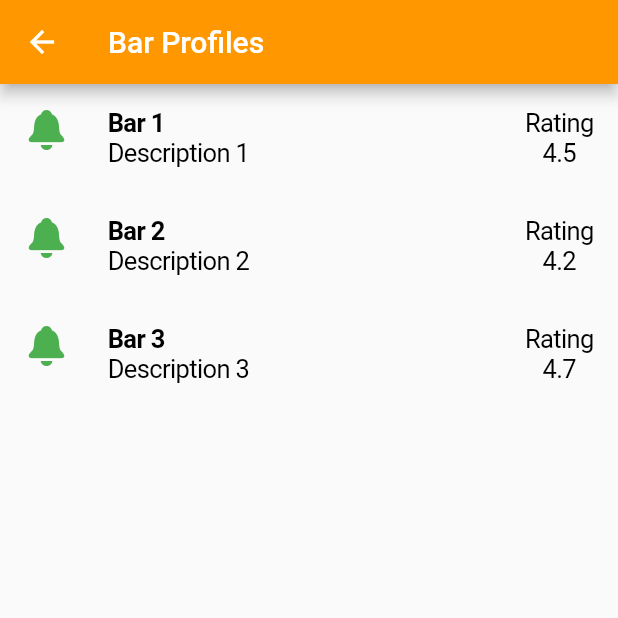
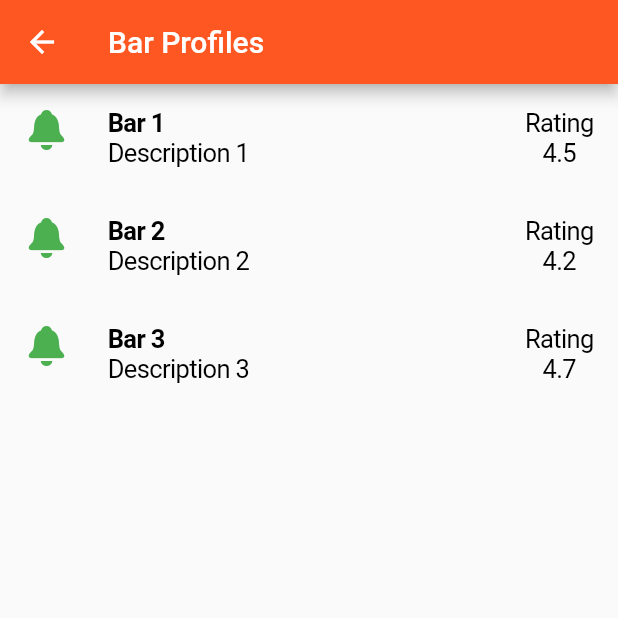
Before and after one commit to marekvoel/bhw, a Flutter app: the screen it shows after launch, after a tap on "Bar Profiles", on a phone screen of 412 x 824 dp, the top half of it. Run offline on Flutter 3.47's test engine with Material 2 defaults, Android fonts, the phone set to English and light mode, and no system bars; our stand-ins replace firebase_auth, firebase_core, webview_flutter; accounts and stored records are empty; network calls fail.

Commit message:
Add lib changes

```diff
--- /dev/null
+++ b/lib/bar_profile.dart
@@ -0,0 +1,14 @@
+import 'package:flutter/cupertino.dart';
+import 'package:flutter/material.dart';
+
+class BarProfile {
+  final String name;
+  final String description;
+  final num rating;
+
+  BarProfile({
+    required this.name,
+    required this.description,
+    required this.rating,
+  });
+}
--- a/lib/bar_profiles_screen.dart
+++ b/lib/bar_profiles_screen.dart
@@ -1,21 +1,16 @@
 import 'package:flutter/cupertino.dart';
 import 'package:flutter/material.dart';
-
-class BarProfile {
-  final String name;
-  final String description;
-  final double rating;
-
-  BarProfile(
-      {required this.name, required this.description, required this.rating});
-}
+import 'bar_detail_screen.dart';
+import 'bar_profile.dart' as profile;
 
 class BarProfilesScreen extends StatelessWidget {
-  // Create a list of bar profiles
-  final List<BarProfile> barProfiles = [
-    BarProfile(name: "Bar 1", description: "Description 1", rating: 4.5),
-    BarProfile(name: "Bar 2", description: "Description 2", rating: 4.2),
-    BarProfile(name: "Bar 3", description: "Description 3", rating: 4.7),
+  final List<profile.BarProfile> barProfiles = [
+    profile.BarProfile(
+        name: "Bar 1", description: "Description 1", rating: 4.5),
+    profile.BarProfile(
+        name: "Bar 2", description: "Description 2", rating: 4.2),
+    profile.BarProfile(
+        name: "Bar 3", description: "Description 3", rating: 4.7),
   ];
 
   @override
@@ -23,12 +18,18 @@ class BarProfilesScreen extends StatelessWidget {
     return Scaffold(
       appBar: AppBar(
         title: Text('Bar Profiles'),
-        backgroundColor: Colors.orange, // Set the AppBar color to orange
+        backgroundColor: Colors.deepOrange,
+        leading: IconButton(
+          icon: Icon(Icons.arrow_back),
+          onPressed: () {
+            Navigator.pop(context);
+          },
+        ),
       ),
       body: ListView.builder(
         itemCount: barProfiles.length,
         itemBuilder: (context, index) {
-          final barProfile = barProfiles[index];
+          final profile.BarProfile barProfile = barProfiles[index];
           return ListTile(
             leading: Icon(
               CupertinoIcons.bell_fill,
@@ -68,8 +69,12 @@ class BarProfilesScreen extends StatelessWidget {
               ],
             ),
             onTap: () {
-              // Handle when a bar profile is selected
-              // e.g., navigate to a details screen
+              Navigator.push(
+                context,
+                MaterialPageRoute(
+                  builder: (context) => BarDetailScreen(barProfile: barProfile),
+                ),
+              );
             },
           );
         },
--- a/lib/main.dart
+++ b/lib/main.dart
@@ -1,5 +1,6 @@
 import 'package:flutter/material.dart';
 import 'bar_profiles_screen.dart';
+import 'registration_screen.dart';
 
 void main() {
   runApp(MyApp());
@@ -11,11 +12,12 @@ class MyApp extends StatelessWidget {
     return MaterialApp(
       title: 'Bar Hop Alpha',
       theme: ThemeData(
-        primarySwatch: Colors.blue,
+        primarySwatch: Colors.deepOrange,
       ),
       home: HomeScreen(),
       routes: {
         '/barProfiles': (context) => BarProfilesScreen(),
+        '/registration': (context) => RegistrationScreen(),
       },
     );
   }
@@ -29,11 +31,23 @@ class HomeScreen extends StatelessWidget {
         title: Text('Home'),
       ),
       body: Center(
-        child: ElevatedButton(
-          child: Text('Bar Profiles'),
-          onPressed: () {
-            Navigator.pushNamed(context, '/barProfiles');
-          },
+        child: Column(
+          mainAxisAlignment: MainAxisAlignment.center,
+          children: [
+            ElevatedButton(
+              child: Text('Bar Profiles'),
+              onPressed: () {
+                Navigator.pushNamed(context, '/barProfiles');
+              },
+            ),
+            SizedBox(height: 20),
+            ElevatedButton(
+              child: Text('Registration'),
+              onPressed: () {
+                Navigator.pushNamed(context, '/registration');
+              },
+            ),
+          ],
         ),
       ),
     );
```
Also changed, not shown: lib/bar_detail_screen.dart (added, +70 -0 lines).
